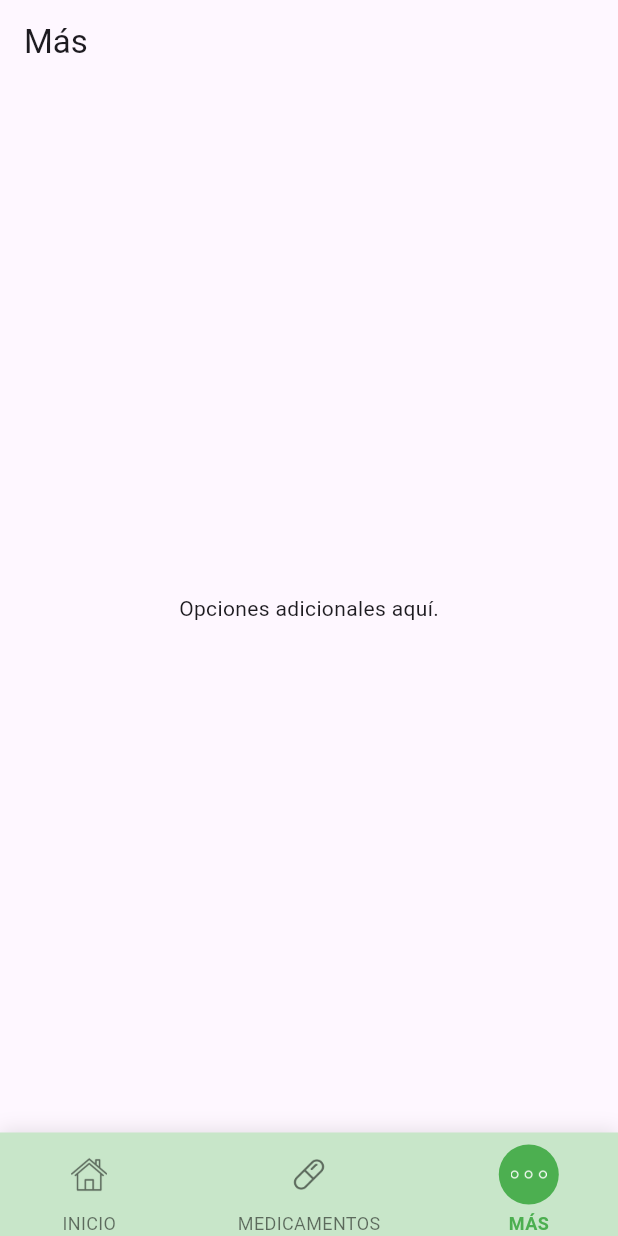
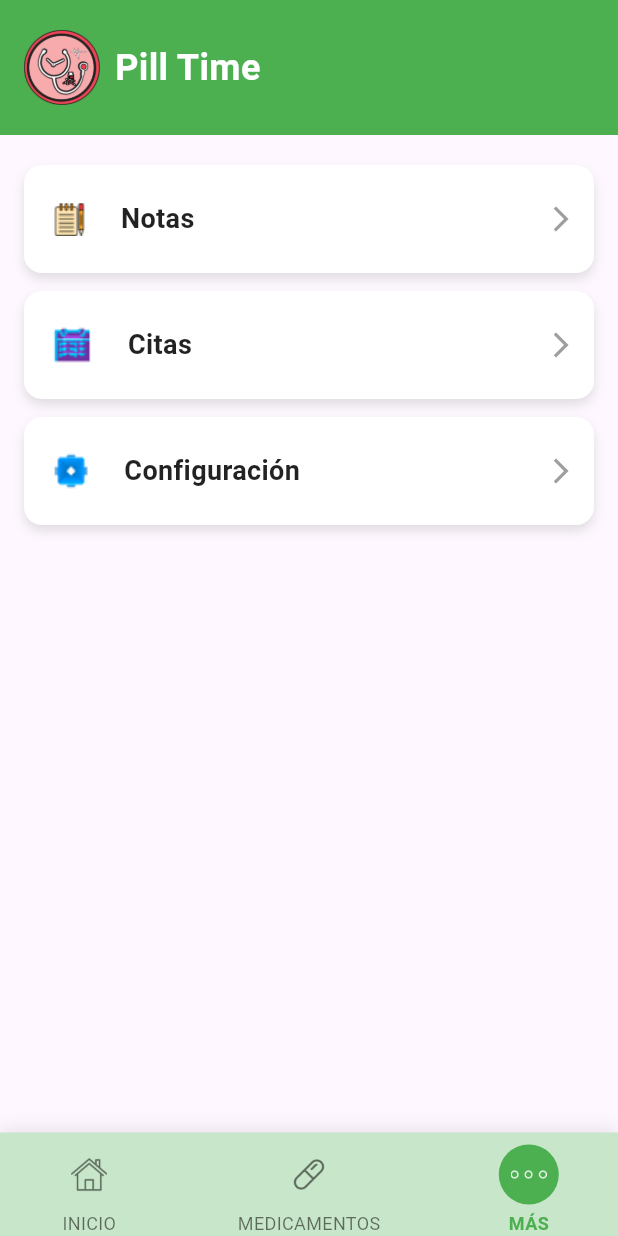
Before and after one commit to FersLan6/Pilltime, a Flutter app: the MasScreen screen opened directly, on a phone screen of 412 x 824 dp. Run offline on Flutter 3.47's test engine with Material 3 defaults, Android fonts, the phone set to English and light mode, and no system bars.

Commit message:
diseño de mas

```diff
--- a/lib/screens/mas_screen.dart
+++ b/lib/screens/mas_screen.dart
@@ -1,18 +1,133 @@
 import 'package:flutter/material.dart';
 import '../widgets/bottom_nav_bar.dart';
+import 'notas_screen.dart';
+import 'citas_screen.dart';
+import 'config_screen.dart';
 
 class MasScreen extends StatelessWidget {
-  const MasScreen({super.key});
-
   @override
   Widget build(BuildContext context) {
     return Scaffold(
-      appBar: AppBar(title: const Text('Más')),
-      body: const Center(
-        child: Text('Opciones adicionales aquí.'),
+      body: Column(
+        children: [
+          // Header: Logo, nombre y ubicación
+          Container(
+            width: double.infinity,
+            padding: const EdgeInsets.symmetric(vertical: 20, horizontal: 16),
+            color: Colors.green, // Fondo verde
+            child: Column(
+              crossAxisAlignment: CrossAxisAlignment.start,
+              children: [
+                Row(
+                  children: [
+                    Image.asset(
+                      'assets/pilltime.png',
+                      height: 50, // Tamaño del logo
+                    ),
+                    const SizedBox(width: 10),
+                    const Text(
+                      'Pill Time',
+                      style: TextStyle(
+                        fontSize: 24,
+                        fontWeight: FontWeight.bold,
+                        color: Colors.white, // Texto blanco
+                      ),
+                    ),
+                  ],
+                ),
+              ],
+            ),
+          ),
+          const SizedBox(height: 20),
+          // Opciones
+          Expanded(
+            child: ListView(
+              padding: const EdgeInsets.symmetric(horizontal: 16),
+              children: [
+                // Botón: Notas
+                _buildOption(
+                  context: context,
+                  iconPath: 'assets/notas.png',
+                  title: 'Notas',
+                  destination: NotasScreen(), // Pantalla de destino
+                ),
+                const SizedBox(height: 12),
+                // Botón: Citas
+                _buildOption(
+                  context: context,
+                  iconPath: 'assets/citas.png',
+                  title: 'Citas',
+                  destination: CitasScreen(), // Pantalla de destino
+                ),
+                const SizedBox(height: 12),
+                // Botón: Configuración
+                _buildOption(
+                  context: context,
+                  iconPath: 'assets/config.png',
+                  title: 'Configuración',
+                  destination: ConfigScreen(), // Pantalla de destino
+                ),
+              ],
+            ),
+          ),
+          // Barra de navegación
+          BottomNavBar(selectedIndex: 2),
+        ],
       ),
-      bottomNavigationBar:
-          const BottomNavBar(selectedIndex: 2), // Índice del botón "Más"
+    );
+  }
+
+  // Widget para las opciones con fondo blanco y estilo dinámico
+  Widget _buildOption({
+    required BuildContext context,
+    required String iconPath,
+    required String title,
+    required Widget destination,
+  }) {
+    return GestureDetector(
+      onTap: () {
+        Navigator.push(
+          context,
+          MaterialPageRoute(builder: (context) => destination),
+        );
+      },
+      child: Container(
+        padding: const EdgeInsets.symmetric(vertical: 16, horizontal: 12),
+        decoration: BoxDecoration(
+          color: Colors.white,
+          borderRadius: BorderRadius.circular(12),
+          boxShadow: [
+            BoxShadow(
+              color: Colors.grey.withOpacity(0.3),
+              blurRadius: 6,
+              offset: const Offset(0, 4),
+            ),
+          ],
+        ),
+        child: Row(
+          children: [
+            Image.asset(
+              iconPath,
+              height: 40,
+            ),
+            const SizedBox(width: 16),
+            Text(
+              title,
+              style: const TextStyle(
+                fontSize: 18,
+                fontWeight: FontWeight.bold,
+                color: Colors.black87,
+              ),
+            ),
+            const Spacer(),
+            const Icon(
+              Icons.arrow_forward_ios,
+              color: Colors.grey,
+              size: 20,
+            ),
+          ],
+        ),
+      ),
     );
   }
 }
--- a/lib/widgets/bottom_nav_bar.dart
+++ b/lib/widgets/bottom_nav_bar.dart
@@ -68,7 +68,7 @@ class BottomNavBar extends StatelessWidget {
               if (selectedIndex != 2) {
                 Navigator.pushReplacement(
                   context,
-                  MaterialPageRoute(builder: (context) => const MasScreen()),
+                  MaterialPageRoute(builder: (context) => MasScreen()),
                 );
               }
             },
--- a/pubspec.yaml
+++ b/pubspec.yaml
@@ -63,6 +63,9 @@ flutter:
     - assets/icons/pastilla.png
     - assets/icons/casa.png
     - assets/icons/punto.png
+    - assets/citas.png
+    - assets/config.png
+    - assets/notas.png
 
   # To add assets to your application, add an assets section, like this:
   # assets:
```
Also changed, not shown: lib/screens/citas_screen.dart (added, +19 -0 lines), lib/screens/config_screen.dart (added, +19 -0 lines), lib/screens/notas_screen.dart (added, +19 -0 lines), assets/config.png (renamed from assets/configuración.png).
